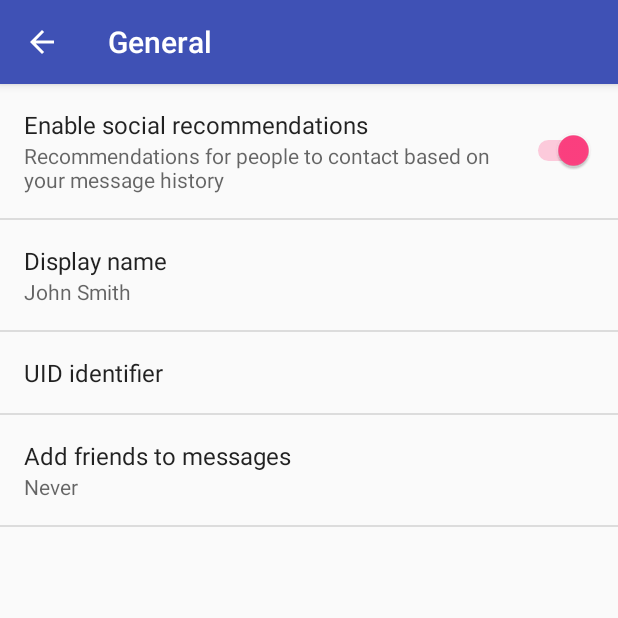
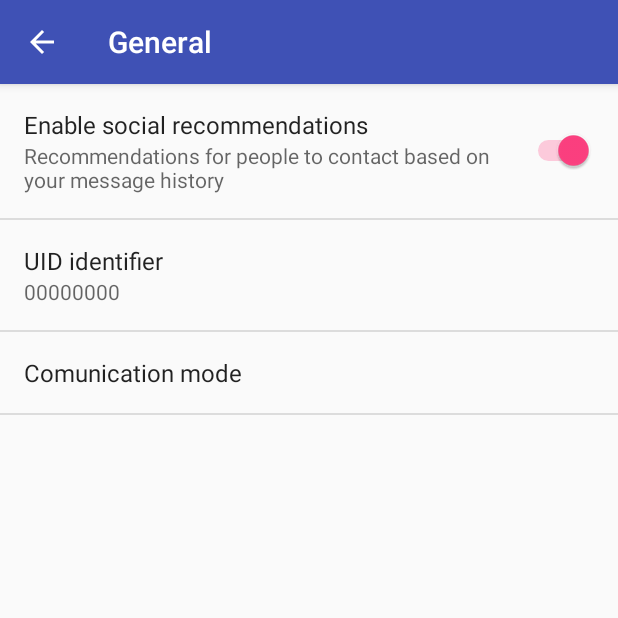
Before and after one commit to Luna46/TicketReader, an Android app: the SettingsActivity screen opened directly, with no data from a screen before it, after a tap on "General", on a phone screen of 412 x 824 dp, the top half of it. Run offline under Robolectric (Android 15) with nearby library versions, the phone set to English and light mode, and no system bars.

Commit message:
hce version demo

```diff
--- a/app/src/main/java/es/disatec/ticketreader/CardService.java
+++ b/app/src/main/java/es/disatec/ticketreader/CardService.java
@@ -8,6 +8,7 @@ import android.media.RingtoneManager;
 import android.net.Uri;
 import android.nfc.cardemulation.HostApduService;
 import android.os.Bundle;
+import android.preference.PreferenceManager;
 import android.support.v4.app.NotificationCompat;
 import android.util.Base64;
 import android.util.Log;
@@ -99,8 +100,13 @@ public class CardService extends HostApduService {
             messageBytes.clear();
             //TicketConstants.lastTicket = "";
             String UID = TicketConstants.UID;
+            String modeSendStr = PreferenceManager.getDefaultSharedPreferences(this).getString("mode_list", "0x04");
+            // Lo cargo en el momento de enviarlo
+            TicketConstants.modeSend = Integer.parseInt(modeSendStr);
+            byte mode = (byte)TicketConstants.modeSend;
             byte[] accountBytes = UID.getBytes();
             Log.i(TAG, "Sending UID number: " + UID);
+            SELECT_START_ACCOUNT[1] = mode;
             return ConcatArrays(SELECT_START_ACCOUNT, accountBytes, SELECT_OK_SW);
         } else {
             if ((commandApdu[1] & 0xFF) == 0xDA) {
--- a/app/src/main/java/es/disatec/ticketreader/MainActivity.java
+++ b/app/src/main/java/es/disatec/ticketreader/MainActivity.java
@@ -115,6 +115,9 @@ public class MainActivity extends AppCompatActivity {
                 Log.d(TAG, "Key: " + key + " Value: " + value);
             }
         }
+
+        // Cargo la configuración para
+        TicketConstants.UID = PreferenceManager.getDefaultSharedPreferences(this).getString("ticket_UID", "000");
 
         //startService(new Intent(this, SendUIDIntentService.class));
         //TicketServerWS.setnewTokenID("a","b");
--- a/app/src/main/java/es/disatec/ticketreader/SettingsActivity.java
+++ b/app/src/main/java/es/disatec/ticketreader/SettingsActivity.java
@@ -177,8 +177,8 @@ public class SettingsActivity extends AppCompatPreferenceActivity {
             // to their values. When their values change, their summaries are
             // updated to reflect the new value, per the Android Design
             // guidelines.
-            bindPreferenceSummaryToValue(findPreference("example_text"));
-            bindPreferenceSummaryToValue(findPreference("example_list"));
+            bindPreferenceSummaryToValue(findPreference("ticket_UID"));
+            bindPreferenceSummaryToValue(findPreference("mode_list"));
         }
 
         @Override
--- a/app/src/main/java/es/disatec/ticketreader/TicketConstants.java
+++ b/app/src/main/java/es/disatec/ticketreader/TicketConstants.java
@@ -5,6 +5,7 @@ package es.disatec.ticketreader;
  */
 public class TicketConstants {
     static String UID = "0417469A483D80";
+    static int modeSend = 0x04;
     static String lastComercio = "";
     static String lastGrupo = "";
     static String lastTicket = "";
--- a/app/src/main/res/values/strings.xml
+++ b/app/src/main/res/values/strings.xml
@@ -31,6 +31,17 @@
         <item>0</item>
         <item>-1</item>
     </string-array>
+
+    <string name="pref_title_mode_communication">Comunication mode</string>
+    <string-array name="pref_modo_comunicacion_titles">
+        <item>Only ID</item>
+        <item>Complete transfer</item>
+    </string-array>
+    <string-array name="pref_modo_comunicacion_list_values">
+        <item>6</item>
+        <item>3</item>
+    </string-array>
+
 
     <!-- Example settings for Data & Sync -->
     <string name="pref_header_data_sync">Data &amp; sync</string>
--- a/app/src/main/res/xml/pref_general.xml
+++ b/app/src/main/res/xml/pref_general.xml
@@ -5,18 +5,6 @@
         android:key="example_switch"
         android:summary="@string/pref_description_social_recommendations"
         android:title="@string/pref_title_social_recommendations" />
-
-    <!-- NOTE: EditTextPreference accepts EditText attributes. -->
-    <!-- NOTE: EditTextPreference's summary should be set to its value by the activity code. -->
-    <EditTextPreference
-        android:capitalize="words"
-        android:defaultValue="@string/pref_default_display_name"
-        android:inputType="textCapWords"
-        android:key="example_text"
-        android:maxLines="1"
-        android:selectAllOnFocus="true"
-        android:singleLine="true"
-        android:title="@string/pref_title_display_name" />
 
 
     <!-- NOTE: EditTextPreference accepts EditText attributes. -->
@@ -35,12 +23,12 @@
          dismiss it. -->
     <!-- NOTE: ListPreference's summary should be set to its value by the activity code. -->
     <ListPreference
-        android:defaultValue="-1"
-        android:entries="@array/pref_example_list_titles"
-        android:entryValues="@array/pref_example_list_values"
-        android:key="example_list"
+        android:defaultValue="4"
+        android:entries="@array/pref_modo_comunicacion_titles"
+        android:entryValues="@array/pref_modo_comunicacion_list_values"
+        android:key="mode_list"
         android:negativeButtonText="@null"
         android:positiveButtonText="@null"
-        android:title="@string/pref_title_add_friends_to_messages" />
+        android:title="@string/pref_title_mode_communication" />
 
 </PreferenceScreen>
```
